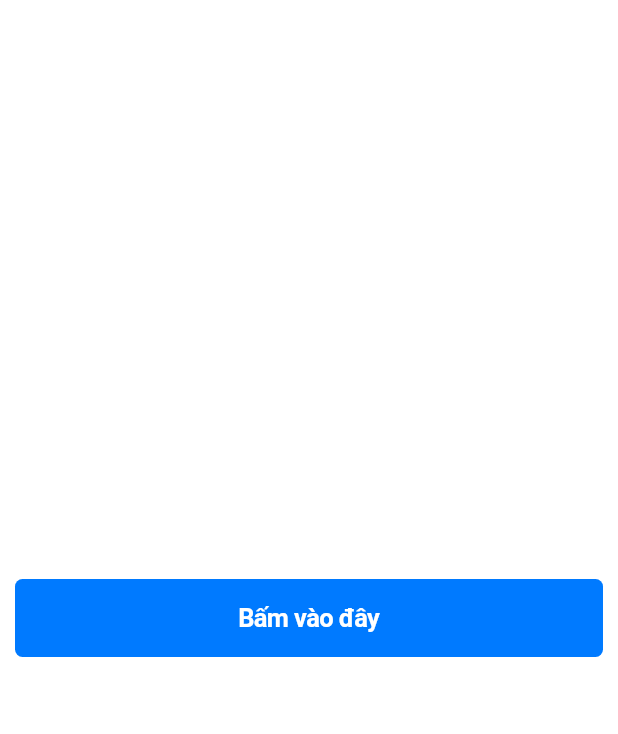
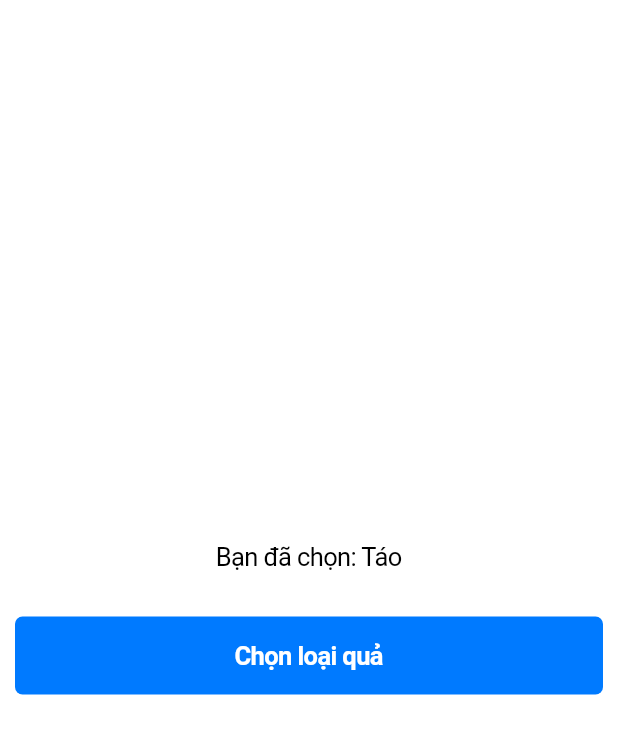
Before and after one commit to LoTrinhTuHocFlutter/Cupertino, a Flutter app: the screen it shows after launch, on a phone screen of 412 x 824 dp. Shown: the top 734 px of the screen. Run offline on Flutter 3.47's test engine with Material 3 defaults, Android fonts, the phone set to English and light mode, and no system bars.

Commit message:
Add Widget CupertinoPicker

```diff
--- a/lib/main.dart
+++ b/lib/main.dart
@@ -1,4 +1,4 @@
-import 'package:cupertino/widgets/cupertino_page_route_example.dart';
+import 'package:cupertino/widgets/cupertino_picker_example.dart';
 import 'package:flutter/cupertino.dart';
 
 void main() {
@@ -12,7 +12,7 @@ class MyApp extends StatelessWidget {
   Widget build(BuildContext context) {
     return CupertinoApp(
       debugShowCheckedModeBanner: false,
-      home: CupertinoPageRouteExample(),
+      home: CupertinoPickerExample(),
     );
   }
 }
--- /dev/null
+++ b/lib/widgets/cupertino_picker_example.dart
@@ -0,0 +1,81 @@
+import 'package:flutter/cupertino.dart';
+
+class CupertinoPickerExample extends StatefulWidget {
+  const CupertinoPickerExample({super.key});
+
+  @override
+  State<CupertinoPickerExample> createState() => _CupertinoPickerExampleState();
+}
+
+class _CupertinoPickerExampleState extends State<CupertinoPickerExample> {
+  int _selectedIndex = 0;
+  final List<String> _options = [
+    'Táo',
+    'Chuối',
+    'Đào',
+    'Chanh',
+    'Nho',
+    'Mít',
+    'Đu đủ',
+  ];
+
+  @override
+  Widget build(BuildContext context) {
+    return CupertinoPageScaffold(
+      child: Center(
+        child: Column(
+          mainAxisAlignment: MainAxisAlignment.center,
+          children: [
+            Text(
+              'Bạn đã chọn: ${_options[_selectedIndex]}',
+            ),
+            SizedBox(
+              height: 30.0,
+            ),
+            Padding(
+              padding: EdgeInsets.symmetric(
+                horizontal: 10.0,
+              ),
+              child: SizedBox(
+                width: double.infinity,
+                child: CupertinoButton(
+                  borderRadius: BorderRadius.circular(5.0),
+                  color: CupertinoColors.systemBlue,
+                  pressedOpacity: 0.6,
+                  onPressed: () {
+                    showCupertinoModalPopup(
+                      context: context,
+                      builder: (context) => Container(
+                        height: 200.0,
+                        color: CupertinoColors.systemBackground,
+                        child: CupertinoPicker(
+                          itemExtent: 32.0,
+                          scrollController: FixedExtentScrollController(
+                            initialItem: _selectedIndex,
+                          ),
+                          onSelectedItemChanged: (index) {
+                            setState(() {
+                              _selectedIndex = index;
+                            });
+                          },
+                          children: _options.map((item) => Text(item)).toList(),
+                        ),
+                      ),
+                    );
+                  },
+                  child: Text(
+                    'Chọn loại quả',
+                    style: TextStyle(
+                      color: CupertinoColors.white,
+                      fontWeight: FontWeight.bold,
+                    ),
+                  ),
+                ),
+              ),
+            ),
+          ],
+        ),
+      ),
+    );
+  }
+}
```
